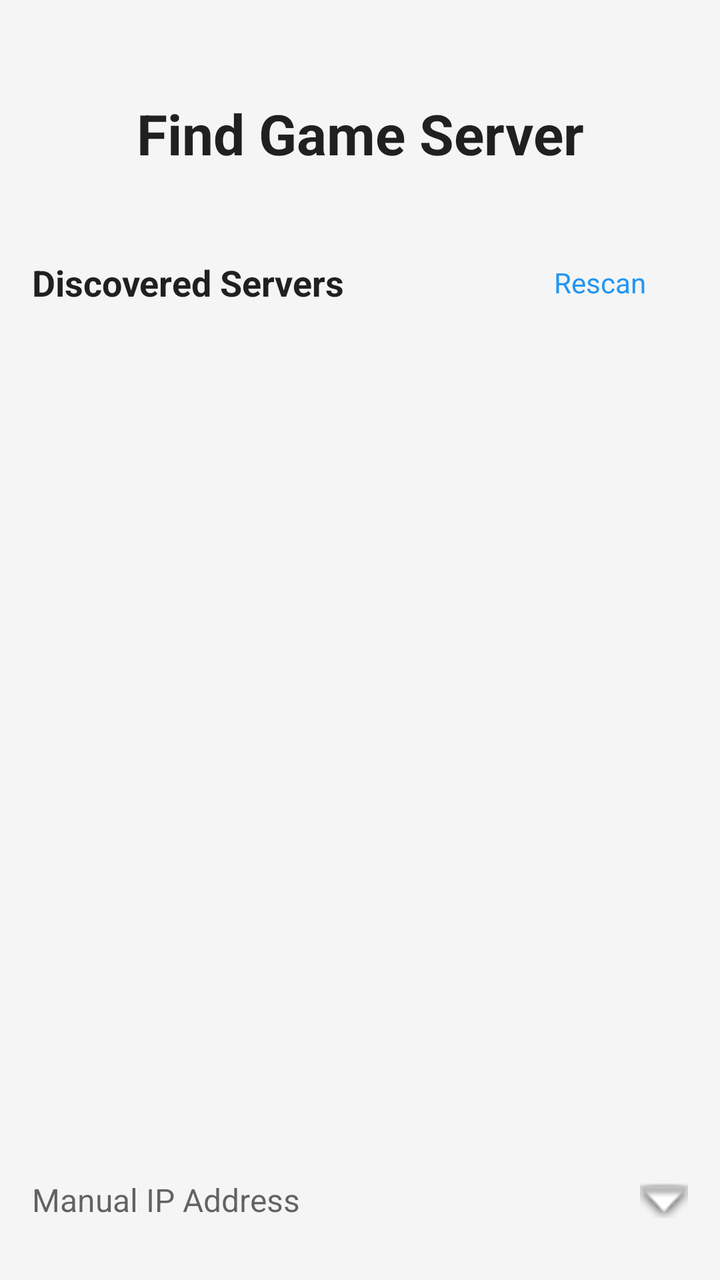
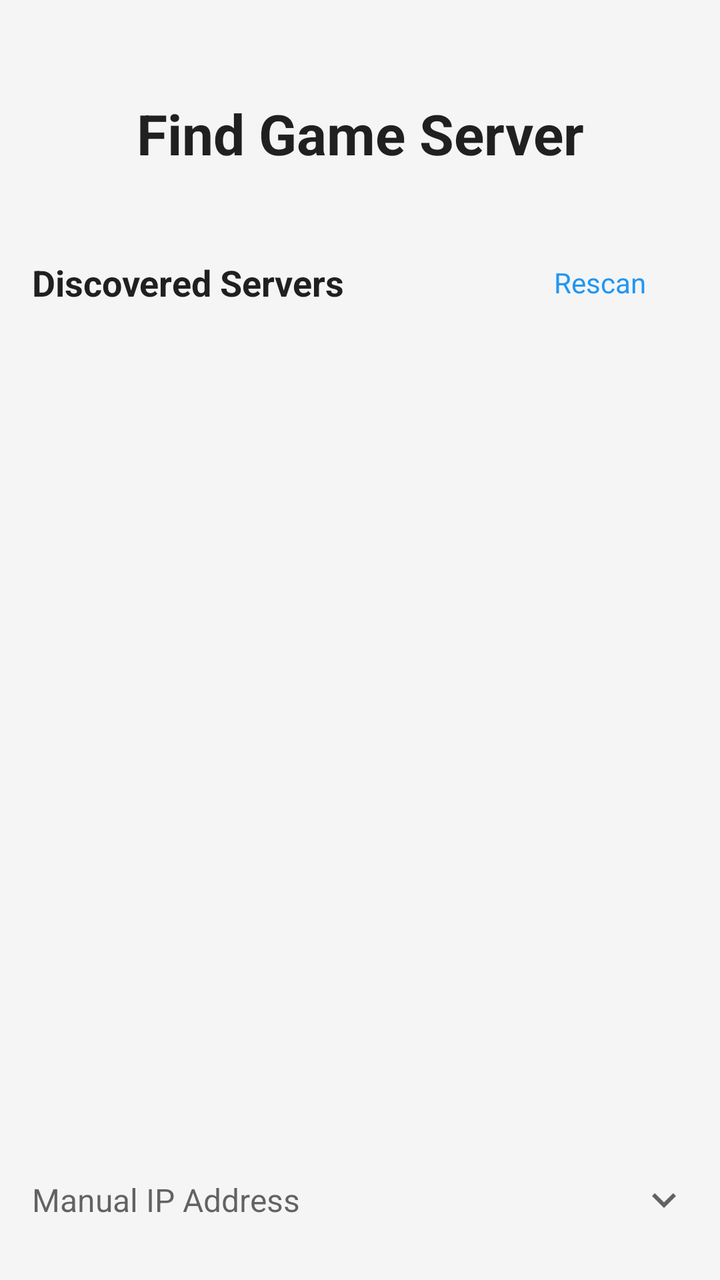

Compare the two renders of this Android layout. The source of the first and the diff that turns it into the second are given below.
<!-- AndroidManifest.xml: application theme Theme.GameRemoteClient -->
<!-- res/layout/fragment_server_discovery.xml -->
<?xml version="1.0" encoding="utf-8"?>
<androidx.core.widget.NestedScrollView xmlns:android="http://schemas.android.com/apk/res/android"
    xmlns:app="http://schemas.android.com/apk/res-auto"
    xmlns:tools="http://schemas.android.com/tools"
    android:layout_width="match_parent"
    android:layout_height="match_parent"
    android:fillViewport="true"
    android:background="@color/background">

    <LinearLayout
        android:layout_width="match_parent"
        android:layout_height="wrap_content"
        android:orientation="vertical"
        android:padding="16dp">

        
        <TextView
            android:id="@+id/titleText"
            android:layout_width="match_parent"
            android:layout_height="wrap_content"
            android:text="@string/server_discovery_title"
            android:textSize="28sp"
            android:textStyle="bold"
            android:textColor="@color/text_primary"
            android:gravity="center"
            android:layout_marginTop="32dp" />

        
        <LinearLayout
            android:layout_width="match_parent"
            android:layout_height="wrap_content"
            android:orientation="horizontal"
            android:gravity="center_vertical"
            android:layout_marginTop="32dp">

            <TextView
                android:id="@+id/discoveredServersLabel"
                android:layout_width="0dp"
                android:layout_height="wrap_content"
                android:layout_weight="1"
                android:text="@string/discovered_servers"
                android:textSize="18sp"
                android:textStyle="bold"
                android:textColor="@color/text_primary" />

            <com.google.android.material.button.MaterialButton
                android:id="@+id/rescanButton"
                style="@style/Widget.Material3.Button.TextButton"
                android:layout_width="wrap_content"
                android:layout_height="wrap_content"
                android:text="Rescan"
                android:textSize="14sp" />
        </LinearLayout>

        
        <LinearLayout
            android:id="@+id/scanningContainer"
            android:layout_width="match_parent"
            android:layout_height="wrap_content"
            android:orientation="vertical"
            android:gravity="center"
            android:visibility="gone"
            android:padding="24dp"
            tools:visibility="visible">

            <ProgressBar
                android:id="@+id/scanningProgress"
                android:layout_width="wrap_content"
                android:layout_height="wrap_content" />

            <TextView
                android:id="@+id/scanningText"
                android:layout_width="wrap_content"
                android:layout_height="wrap_content"
                android:text="@string/scanning"
                android:textColor="@color/text_secondary"
                android:layout_marginTop="8dp" />
        </LinearLayout>

        
        <androidx.recyclerview.widget.RecyclerView
            android:id="@+id/serversRecyclerView"
            android:layout_width="match_parent"
            android:layout_height="wrap_content"
            android:layout_marginTop="8dp"
            android:nestedScrollingEnabled="false"
            tools:listitem="@layout/item_server" />

        
        <TextView
            android:id="@+id/noServersText"
            android:layout_width="match_parent"
            android:layout_height="wrap_content"
            android:text="@string/no_servers_found"
            android:textColor="@color/text_secondary"
            android:gravity="center"
            android:visibility="gone"
            android:padding="32dp" />

        
        <View
            android:layout_width="match_parent"
            android:layout_height="0dp"
            android:layout_weight="1" />

        
        <LinearLayout
            android:layout_width="match_parent"
            android:layout_height="wrap_content"
            android:orientation="vertical"
            android:layout_marginTop="24dp">

            
            <LinearLayout
                android:id="@+id/manualEntryHeader"
                android:layout_width="match_parent"
                android:layout_height="wrap_content"
                android:orientation="horizontal"
                android:gravity="center_vertical"
                android:paddingVertical="12dp"
                android:background="?attr/selectableItemBackground"
                android:clickable="true"
                android:focusable="true">

                <TextView
                    android:layout_width="0dp"
                    android:layout_height="wrap_content"
                    android:layout_weight="1"
                    android:text="Manual IP Address"
                    android:textSize="16sp"
                    android:textColor="@color/text_secondary" />

                <ImageView
                    android:id="@+id/expandIcon"
                    android:layout_width="24dp"
                    android:layout_height="24dp"
                    android:src="@android:drawable/arrow_down_float"
                    android:contentDescription="Expand" />
            </LinearLayout>

            
            <com.google.android.material.card.MaterialCardView
                android:id="@+id/ipEntryCard"
                android:layout_width="match_parent"
                android:layout_height="wrap_content"
                app:cardCornerRadius="8dp"
                app:cardElevation="4dp"
                android:visibility="gone"
                android:layout_marginTop="8dp">

                <LinearLayout
                    android:layout_width="match_parent"
                    android:layout_height="wrap_content"
                    android:orientation="vertical"
                    android:padding="16dp">

                    <com.google.android.material.textfield.TextInputLayout
                        android:layout_width="match_parent"
                        android:layout_height="wrap_content">

                        <com.google.android.material.textfield.TextInputEditText
                            android:id="@+id/ipAddressInput"
                            android:layout_width="match_parent"
                            android:layout_height="wrap_content"
                            android:hint="@string/ip_address_hint"
                            android:inputType="textNoSuggestions"
                            android:maxLines="1"
                            android:text="192.168.1.152" />
                    </com.google.android.material.textfield.TextInputLayout>

                    <com.google.android.material.button.MaterialButton
                        android:id="@+id/connectButton"
                        android:layout_width="match_parent"
                        android:layout_height="56dp"
                        android:text="@string/connect_button"
                        android:textSize="16sp"
                        android:layout_marginTop="12dp" />
                </LinearLayout>
            </com.google.android.material.card.MaterialCardView>
        </LinearLayout>

    </LinearLayout>

</androidx.core.widget.NestedScrollView>
<!-- res/layout/item_server.xml (included above) -->
<?xml version="1.0" encoding="utf-8"?>
<com.google.android.material.card.MaterialCardView xmlns:android="http://schemas.android.com/apk/res/android"
    xmlns:app="http://schemas.android.com/apk/res-auto"
    android:layout_width="match_parent"
    android:layout_height="wrap_content"
    android:layout_margin="8dp"
    app:cardCornerRadius="8dp"
    app:cardElevation="2dp"
    android:clickable="true"
    android:focusable="true"
    android:foreground="?attr/selectableItemBackground">

    <LinearLayout
        android:layout_width="match_parent"
        android:layout_height="wrap_content"
        android:orientation="horizontal"
        android:padding="16dp"
        android:gravity="center_vertical">

        <LinearLayout
            android:layout_width="0dp"
            android:layout_height="wrap_content"
            android:layout_weight="1"
            android:orientation="vertical">

            <TextView
                android:id="@+id/serverName"
                android:layout_width="wrap_content"
                android:layout_height="wrap_content"
                android:text="Game Server"
                android:textSize="18sp"
                android:textStyle="bold"
                android:textColor="?android:attr/textColorPrimary" />

            <TextView
                android:id="@+id/serverAddress"
                android:layout_width="wrap_content"
                android:layout_height="wrap_content"
                android:text="192.168.1.100"
                android:textSize="14sp"
                android:textColor="?android:attr/textColorSecondary"
                android:layout_marginTop="4dp" />

        </LinearLayout>

        <TextView
            android:id="@+id/consoleType"
            android:layout_width="wrap_content"
            android:layout_height="wrap_content"
            android:text="PS4"
            android:textSize="12sp"
            android:textStyle="bold"
            android:textColor="@android:color/white"
            android:background="@drawable/console_type_badge"
            android:paddingHorizontal="10dp"
            android:paddingVertical="4dp" />

    </LinearLayout>

</com.google.android.material.card.MaterialCardView>
<!-- resources referenced by this layout -->
<resources>
  <color name="background">#FFF5F5F5</color>
  <color name="text_primary">#DE000000</color>
  <color name="text_secondary">#99000000</color>
  <!-- drawable console_type_badge (drawable) -->
  <?xml version="1.0" encoding="utf-8"?>
  <shape xmlns:android="http://schemas.android.com/apk/res/android"
      android:shape="rectangle">
      <solid android:color="#003087" />
      <corners android:radius="12dp" />
  </shape>
  <string name="connect_button">Connect</string>
  <string name="discovered_servers">Discovered Servers</string>
  <string name="ip_address_hint">192.168.1.100</string>
  <string name="no_servers_found">No servers found</string>
  <string name="scanning">Scanning for servers…</string>
  <string name="server_discovery_title">Find Game Server</string>
  <style name="Theme.GameRemoteClient" parent="Theme.MaterialComponents.DayNight.NoActionBar">
          <item name="colorPrimary">@color/primary</item>
          <item name="colorPrimaryDark">@color/primary_dark</item>
          <item name="colorAccent">@color/accent</item>
          <item name="android:windowBackground">@color/background</item>
          <item name="android:windowLayoutInDisplayCutoutMode">shortEdges</item>
      </style>
  <color name="primary">#FF2196F3</color>
  <color name="primary_dark">#FF1976D2</color>
  <color name="accent">#FFFF5722</color>
</resources>

<!-- the commit's change to res/layout/fragment_server_discovery.xml (unified diff, before → after) -->
@@ -134,7 +134,7 @@
                     android:id="@+id/expandIcon"
                     android:layout_width="24dp"
                     android:layout_height="24dp"
-                    android:src="@android:drawable/arrow_down_float"
+                    android:src="@drawable/ic_chevron_down"
                     android:contentDescription="Expand" />
             </LinearLayout>
 
<!-- resource entries referenced after the edit -->
@@ -10,6 +10,17 @@
       <solid android:color="#003087" />
       <corners android:radius="12dp" />
   </shape>
+  <!-- drawable ic_chevron_down (drawable) -->
+  <vector xmlns:android="http://schemas.android.com/apk/res/android"
+      android:width="24dp"
+      android:height="24dp"
+      android:viewportWidth="24"
+      android:viewportHeight="24"
+      android:tint="?attr/colorControlNormal">
+      <path
+          android:fillColor="@android:color/white"
+          android:pathData="M7.41,8.59L12,13.17l4.59,-4.58L18,10l-6,6l-6,-6z" />
+  </vector>
   <string name="connect_button">Connect</string>
   <string name="discovered_servers">Discovered Servers</string>
   <string name="ip_address_hint">192.168.1.100</string>
